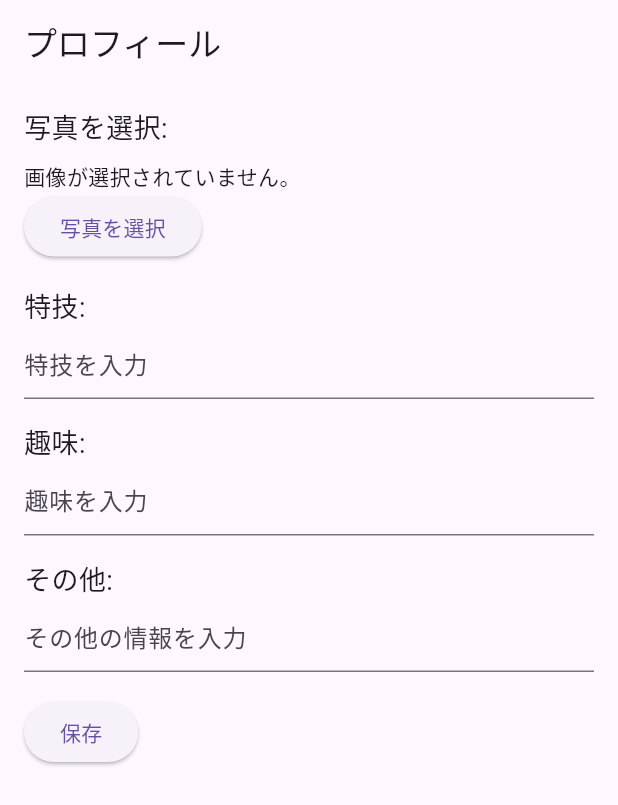
After one commit to oto06/GakuYouMatch2, a Flutter app: the ProfilePage screen opened directly, after a tap on "写真を選択", on a phone screen of 412 x 824 dp. The commit adds this screen. Shown: the top 805 px of the screen. Run offline on Flutter 3.47's test engine with Material 3 defaults, Android fonts, the phone set to English and light mode, and no system bars; our stand-ins replace firebase_auth, firebase_core, image_picker; accounts and stored records are empty.

Commit message:
version2

```diff
--- a/lib/main.dart
+++ b/lib/main.dart
@@ -2,6 +2,7 @@ import 'package:flutter/material.dart';
 import 'package:firebase_core/firebase_core.dart';
 import 'acountregister.dart';
 import 'basicinfo.dart';
+import 'profile.dart';
 
 
 
--- /dev/null
+++ b/lib/profile.dart
@@ -0,0 +1,94 @@
+import 'dart:io';
+import 'package:flutter/material.dart';
+import 'package:image_picker/image_picker.dart';
+
+void main() {
+  runApp(ProfileApp());
+}
+
+class ProfileApp extends StatelessWidget {
+  @override
+  Widget build(BuildContext context) {
+    return MaterialApp(
+      title: 'Profile Example',
+      home: ProfilePage(),
+    );
+  }
+}
+
+class ProfilePage extends StatefulWidget {
+  @override
+  _ProfilePageState createState() => _ProfilePageState();
+}
+
+class _ProfilePageState extends State<ProfilePage> {
+  File? _image; // 選択された画像を保持
+  final TextEditingController _skillsController = TextEditingController();
+  final TextEditingController _hobbiesController = TextEditingController();
+  final TextEditingController _othersController = TextEditingController();
+
+  Future<void> _pickImage() async {
+    final picker = ImagePicker();
+    final pickedFile = await picker.pickImage(source: ImageSource.gallery);
+
+    if (pickedFile != null) {
+      setState(() {
+        _image = File(pickedFile.path);
+      });
+    }
+  }
+
+  @override
+  Widget build(BuildContext context) {
+    return Scaffold(
+      appBar: AppBar(
+        title: Text('プロフィール'),
+      ),
+      body: Padding(
+        padding: const EdgeInsets.all(16.0),
+        child: Column(
+          crossAxisAlignment: CrossAxisAlignment.start,
+          children: [
+            Text('写真を選択:', style: TextStyle(fontSize: 18)),
+            SizedBox(height: 8),
+            _image == null
+                ? Text('画像が選択されていません。')
+                : Image.file(_image!, height: 100, width: 100, fit: BoxFit.cover),
+            ElevatedButton(
+              onPressed: _pickImage,
+              child: Text('写真を選択'),
+            ),
+            SizedBox(height: 16),
+            Text('特技:', style: TextStyle(fontSize: 18)),
+            TextField(
+              controller: _skillsController,
+              decoration: InputDecoration(hintText: '特技を入力'),
+            ),
+            SizedBox(height: 16),
+            Text('趣味:', style: TextStyle(fontSize: 18)),
+            TextField(
+              controller: _hobbiesController,
+              decoration: InputDecoration(hintText: '趣味を入力'),
+            ),
+            SizedBox(height: 16),
+            Text('その他:', style: TextStyle(fontSize: 18)),
+            TextField(
+              controller: _othersController,
+              decoration: InputDecoration(hintText: 'その他の情報を入力'),
+            ),
+            SizedBox(height: 16),
+            ElevatedButton(
+              onPressed: () {
+                // 入力されたデータの処理をここに追加
+                print('特技: ${_skillsController.text}');
+                print('趣味: ${_hobbiesController.text}');
+                print('その他: ${_othersController.text}');
+              },
+              child: Text('保存'),
+            ),
+          ],
+        ),
+      ),
+    );
+  }
+}
--- a/pubspec.yaml
+++ b/pubspec.yaml
@@ -33,6 +33,7 @@ environment:
 dependencies:
   flutter:
     sdk: flutter
+  image_picker: ^1.1.2
   intl: ^0.17.0
   firebase_core: "^3.6.0"
   firebase_auth: "^5.0.0"
```
Also changed, not shown: pubspec.lock, 5 other files.
